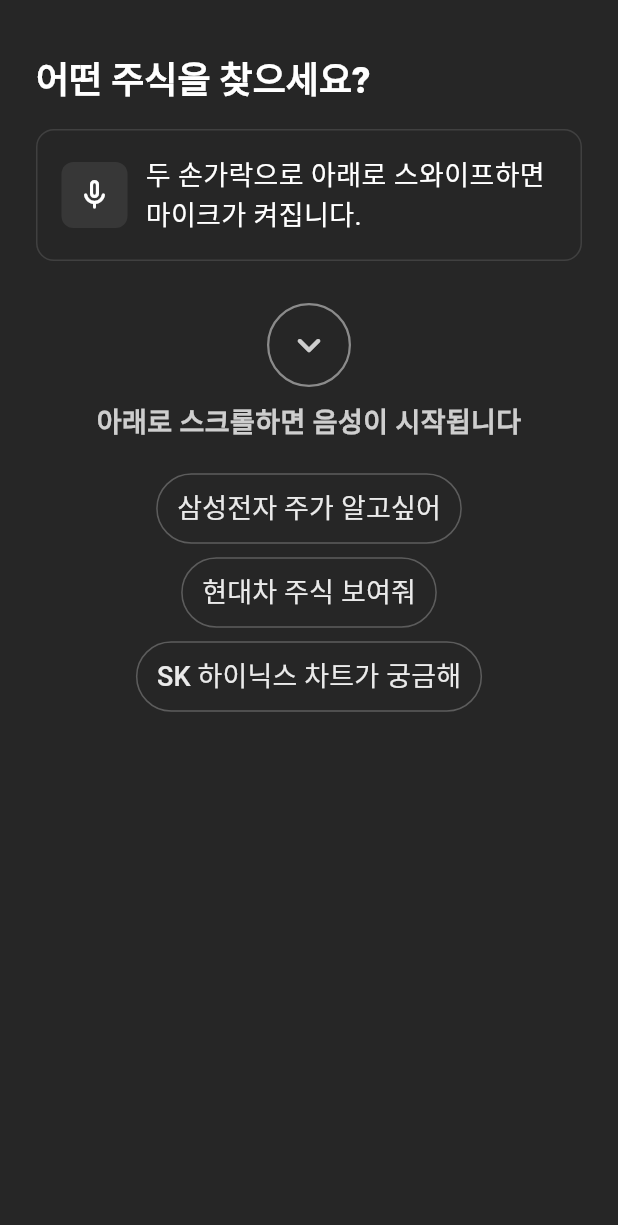
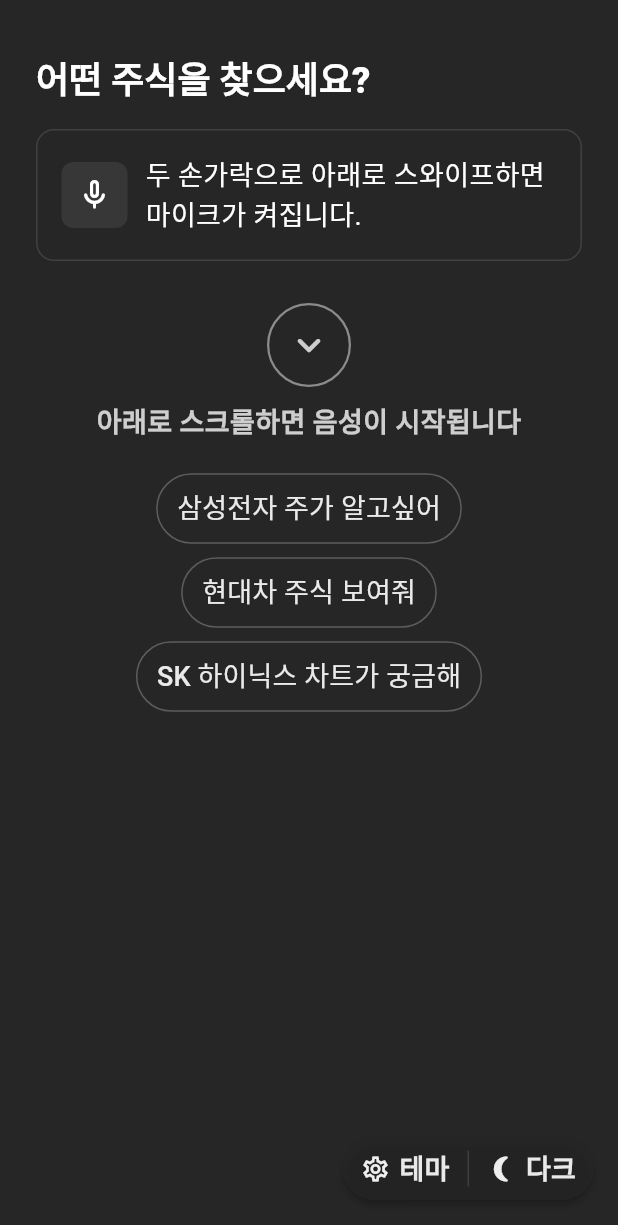
Before and after one commit to Hear-Stock/hearstock-frontend, a Flutter app: the screen it shows after launch, on a phone screen of 412 x 824 dp. Shown: the top 1225 px of the screen. Run offline on Flutter 3.47's test engine with Material 3 defaults, Android fonts, the phone set to English and light mode, and no system bars; our stand-ins replace flutter_dotenv, flutter_tts, shared_preferences, speech_to_text; missing offline and left inert: flutter_soloud; Roboto replaces fonts that are missing (Pretendard).

Commit message:
Feat: 테마 설정 버튼 추가

```diff
--- a/hear_stock/lib/pages/home/home_page.dart
+++ b/hear_stock/lib/pages/home/home_page.dart
@@ -194,6 +194,27 @@ class _HomePageState extends State<HomePage>
               recognizedText: _recognizedText,
               onStop: _stopListeningManually,
             ),
+
+          // 테마 설정 버튼 (톱니바퀴 아이콘)
+          if (!_isMicrophoneActive)
+            Positioned(
+              right: 16,
+              bottom: 24,
+              child: SafeArea(
+                child: SettingsBar(
+                  onOpenSettings:
+                      () => Navigator.of(context).pushNamed('/settings'),
+                  themeMode:
+                      Theme.of(context).brightness == Brightness.dark
+                          ? ThemeMode.dark
+                          : ThemeMode.light, // 예: 현재 모드 추정 (앱 전역 상태에 맞게 바꿔주세요)
+                  onThemeChanged: (mode) {
+                    // TODO: 앱 전역 상태(Provider/Bloc/GetX 등)로 연결해 실제 테마 변경
+                    // ex) context.read<AppTheme>().setThemeMode(mode);
+                  },
+                ),
+              ),
+            ),
         ],
       ),
     );
@@ -201,6 +222,130 @@ class _HomePageState extends State<HomePage>
 }
 
 /* ------------------------------- UI 파츠 ------------------------------- */
+
+class SettingsBar extends StatelessWidget {
+  final VoidCallback onOpenSettings;
+  final ThemeMode themeMode;
+  final ValueChanged<ThemeMode> onThemeChanged;
+
+  const SettingsBar({
+    super.key,
+    required this.onOpenSettings,
+    required this.themeMode,
+    required this.onThemeChanged,
+  });
+
+  @override
+  Widget build(BuildContext context) {
+    final cs = Theme.of(context).colorScheme;
+
+    IconData themeIcon;
+    String themeLabel;
+    switch (themeMode) {
+      case ThemeMode.system:
+        themeIcon = Icons.brightness_auto_rounded;
+        themeLabel = '시스템';
+        break;
+      case ThemeMode.light:
+        themeIcon = Icons.wb_sunny_rounded;
+        themeLabel = '라이트';
+        break;
+      case ThemeMode.dark:
+        themeIcon = Icons.nightlight_round_rounded;
+        themeLabel = '다크';
+        break;
+    }
+
+    return Material(
+      color: cs.surface.withOpacity(0.72),
+      elevation: 2,
+      shape: const StadiumBorder(),
+      clipBehavior: Clip.antiAlias,
+      child: Row(
+        mainAxisSize: MainAxisSize.min,
+        children: [
+          // 왼쪽: 설정
+          _PillButton(
+            tooltip: '테마 변경',
+            icon: Icons.settings_outlined,
+            label: '테마',
+            onTap: onOpenSettings,
+          ),
+
+          // 구분선
+          Container(
+            width: 1,
+            height: 24,
+            color: cs.onSurface.withOpacity(0.12),
+          ),
+
+          // 오른쪽: 테마 토글 (system → light → dark 순환)
+          _PillButton(
+            tooltip: '모드 변경',
+            icon: themeIcon,
+            label: themeLabel,
+            onTap: () => onThemeChanged(_nextTheme(themeMode)),
+          ),
+        ],
+      ),
+    );
+  }
+
+  ThemeMode _nextTheme(ThemeMode m) {
+    switch (m) {
+      case ThemeMode.system:
+        return ThemeMode.light;
+      case ThemeMode.light:
+        return ThemeMode.dark;
+      case ThemeMode.dark:
+        return ThemeMode.system;
+    }
+  }
+}
+
+class _PillButton extends StatelessWidget {
+  final String tooltip;
+  final IconData icon;
+  final String label;
+  final VoidCallback onTap;
+
+  const _PillButton({
+    required this.tooltip,
+    required this.icon,
+    required this.label,
+    required this.onTap,
+  });
+
+  @override
+  Widget build(BuildContext context) {
+    final cs = Theme.of(context).colorScheme;
+    final tt = Theme.of(context).textTheme;
+
+    return InkWell(
+      onTap: onTap,
+      child: Tooltip(
+        message: tooltip,
+        child: Padding(
+          padding: const EdgeInsets.symmetric(horizontal: 12, vertical: 8),
+          child: Row(
+            children: [
+              Icon(icon, size: 20, color: cs.onSurface.withOpacity(0.92)),
+              const SizedBox(width: 6),
+              Text(
+                label,
+                style: tt.labelLarge?.copyWith(
+                  fontSize: 18,
+                  fontWeight: FontWeight.w600,
+                  color: cs.onSurface.withOpacity(0.9),
+                ),
+              ),
+            ],
+          ),
+        ),
+      ),
+    );
+  }
+}
 
 class _HintCard extends StatelessWidget {
   @override
```
Also changed, not shown: 1 other file.
